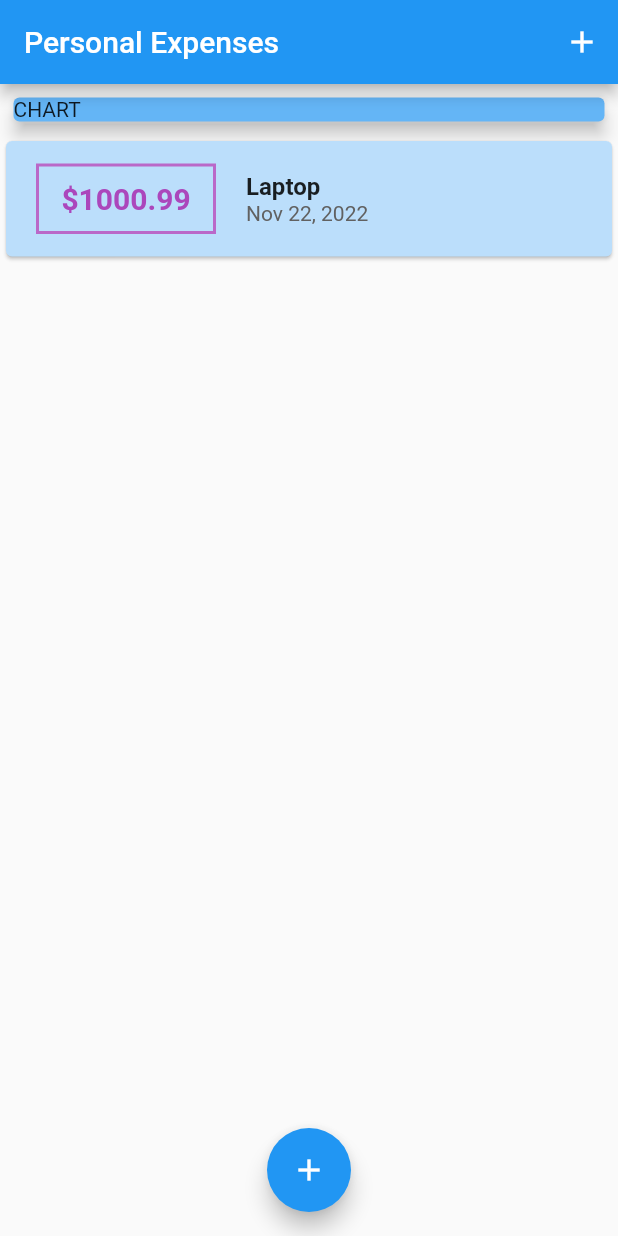
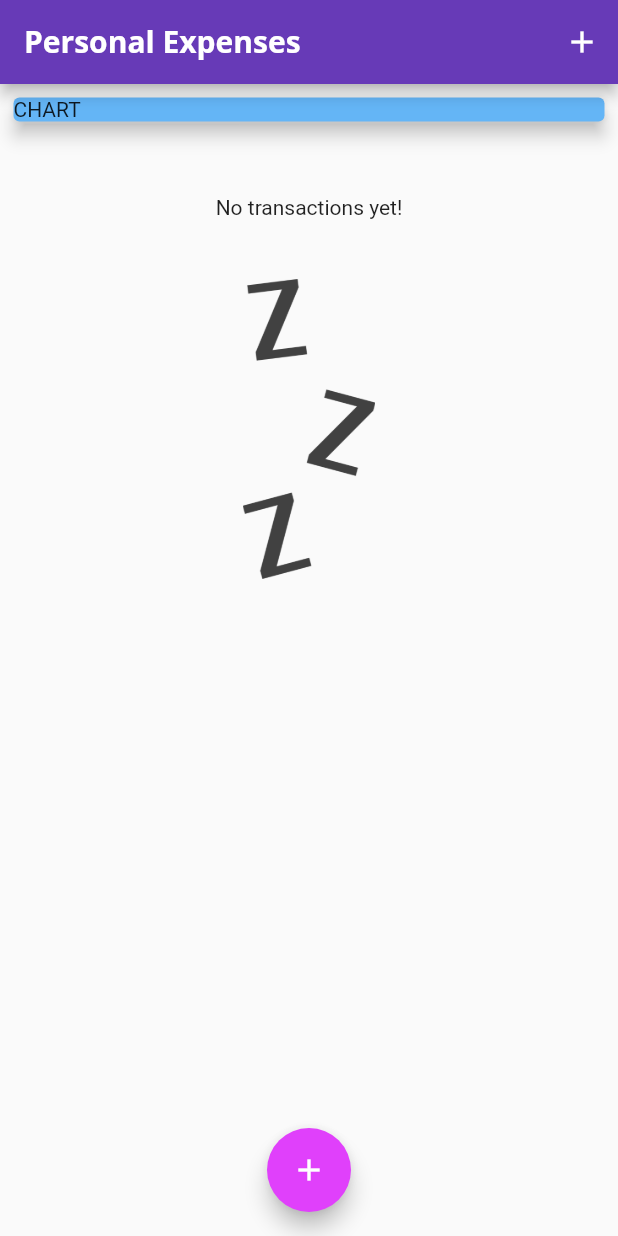
Before and after one commit to fahimShahriaar/test_flutter, a Flutter app: the screen it shows after launch, on a phone screen of 412 x 824 dp. Run offline on Flutter 3.47's test engine with Material 2 defaults, Android fonts, the phone set to English and light mode, and no system bars.

Commit message:
image add

```diff
--- a/lib/main.dart
+++ b/lib/main.dart
@@ -16,6 +16,21 @@
   @override
   Widget build(BuildContext context) {
     return MaterialApp(
+      theme: ThemeData(
+          primarySwatch: Colors.deepPurple,
+          accentColor: Colors.purpleAccent,
+          fontFamily: 'Quicksand',
+          textTheme: ThemeData.light().textTheme.copyWith(
+                  titleLarge: TextStyle(
+                fontFamily: 'OpenSans',
+                fontSize: 18,
+                fontWeight: FontWeight.bold,
+              )),
+          appBarTheme: AppBarTheme(
+              titleTextStyle: TextStyle(
+                  fontFamily: 'OpenSans',
+                  fontSize: 20,
+                  fontWeight: FontWeight.bold))),
       debugShowCheckedModeBanner: false,
       title: 'Personal Expenses',
       home: new MyHomePage(),
@@ -33,8 +48,8 @@
 class _MyHomePageState extends State<MyHomePage> {
   // This widget is the root of your application.
   final List<Transaction> _userTransactions = [
-    Transaction(
-        id: "1", title: "Laptop", amount: 1000.99, date: DateTime.now()),
+    // Transaction(
+    //     id: "1", title: "Laptop", amount: 1000.99, date: DateTime.now()),
   ];
 
   void _addNewTransaction(String txTitle, txAmount) {
@@ -74,8 +89,8 @@
             children: [Chart(), TransactionList(_userTransactions)]),
       ),
       floatingActionButton: FloatingActionButton(
-        backgroundColor: Colors.blue,
-        foregroundColor: Colors.white,
+        // backgroundColor: Colors.blue,
+        // foregroundColor: Colors.white,
         onPressed: () => _startAddNewTransaction(context),
         child: Icon(Icons.add),
       ),
--- a/lib/transaction_list.dart
+++ b/lib/transaction_list.dart
@@ -12,34 +12,59 @@
   Widget build(BuildContext context) {
     return Container(
         height: 300,
-        child: ListView.builder(
+        child: transactions.isEmpty
+            ? Column(
+                children: [
+                  // Text('No transactions yet!'),
+                  // SizedBox(height: 40),
+                  Container(
+                    margin: EdgeInsets.symmetric(vertical: 40),
+                    child: Text('No transactions yet!'),
+                  ),
+                  Container(
+                    alignment: Alignment.center,
+                    height: 200,
+                    child: Image.asset(
+                      'assets/images/waiting.png',
+                      fit: BoxFit.cover,
+                    ),
+                  )
+                ],
+              )
+            : ListView.builder(
                 itemBuilder: (context, index) {
                   return Card(
                     color: Colors.blue[100],
                     child: Row(children: [
                       Container(
-                  margin: EdgeInsets.symmetric(horizontal: 20, vertical: 15),
+                        margin:
+                            EdgeInsets.symmetric(horizontal: 20, vertical: 15),
                         padding: EdgeInsets.all(10),
                         width: 120,
                         alignment: Alignment.center,
                         decoration: BoxDecoration(
-                      border: Border.all(color: Colors.purple[300], width: 2)),
+                            border: Border.all(
+                                color: Theme.of(context).primaryColor,
+                                width: 2)),
                         child: Text(
                           '\$${transactions[index].amount.toStringAsFixed(2)}',
                           style: TextStyle(
                               fontWeight: FontWeight.bold,
                               fontSize: 20,
-                          color: Colors.purple[400])),
+                              color: Colors.purple[400]),
+                        ),
                       ),
                       Column(
                         crossAxisAlignment: CrossAxisAlignment.start,
                         children: [
                           Text(
                             transactions[index].title,
-                      style:
-                          TextStyle(fontSize: 16, fontWeight: FontWeight.bold),
+                            style: Theme.of(context).textTheme.titleLarge,
+                            //TextStyle(fontSize: 16, fontWeight: FontWeight.bold),
                           ),
-                    Text(DateFormat.yMMMd().format(transactions[index].date),
+                          Text(
+                              DateFormat.yMMMd()
+                                  .format(transactions[index].date),
                               style: TextStyle(color: Colors.grey[700])),
                         ],
                       )
```
Also changed, not shown: pubspec.yaml (+14 -14 lines), assets/fonts/OpenSans-Bold.ttf (added), assets/fonts/OpenSans-Regular.ttf (added), assets/fonts/Quicksand-Bold.ttf (added), assets/fonts/Quicksand-Light.ttf (added), assets/fonts/Quicksand-Medium.ttf (added), assets/fonts/Quicksand-Regular.ttf (added), assets/images/waiting.png (added). Lines whose indentation alone changed are shown as unchanged.
